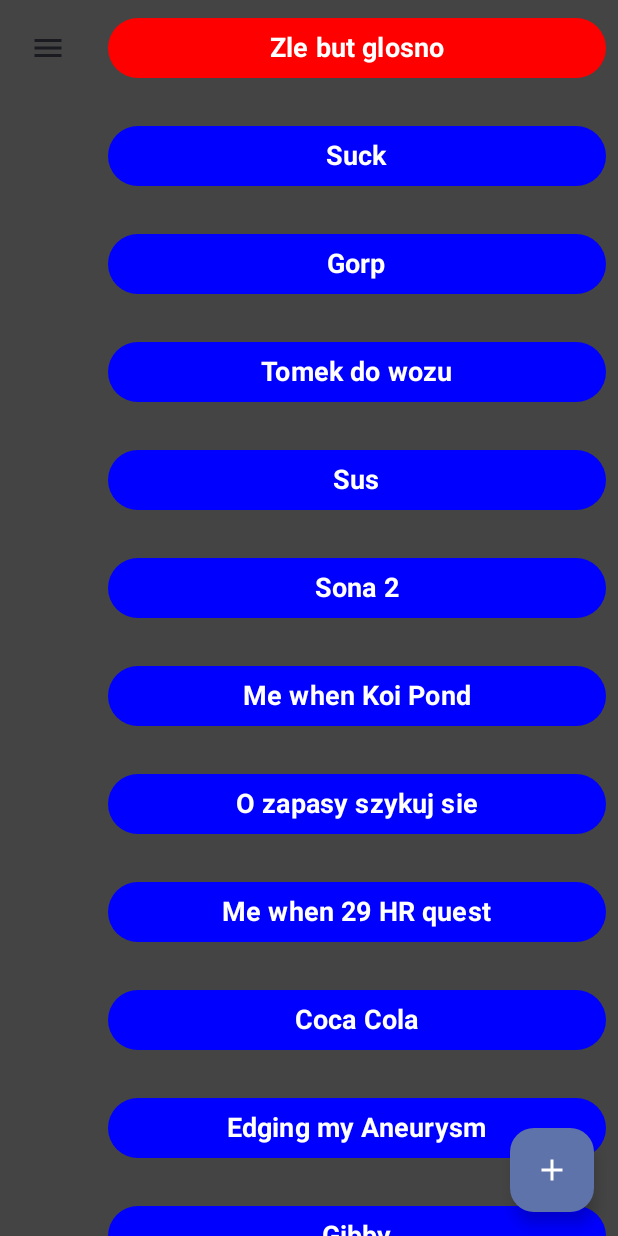
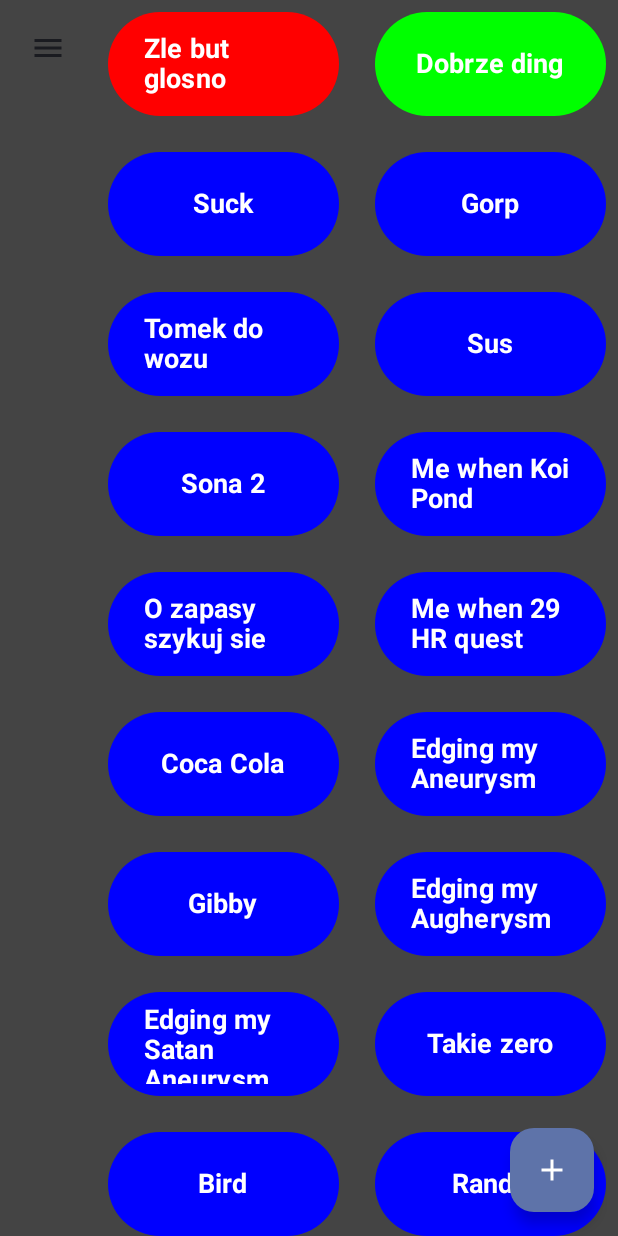
Before and after one commit to Greningas/Custom-Soundboard, an Android app built with Jetpack Compose: the composable SoundboardScreen shown on its own in the app's theme, on a phone screen of 412 x 824 dp. Run offline under Robolectric (Android 15) with nearby library versions, the light colour scheme and no system bars.

Commit message:
Added 3 more things

```diff
--- a/app/src/main/java/com/example/customsoundboard/MainActivity.kt
+++ b/app/src/main/java/com/example/customsoundboard/MainActivity.kt
@@ -19,6 +19,8 @@ import androidx.compose.ui.unit.sp
 import com.example.customsoundboard.ui.theme.CUstomSoundboardTheme
 import androidx.activity.OnBackPressedCallback
 import androidx.compose.foundation.lazy.LazyColumn
+import androidx.compose.foundation.lazy.grid.GridCells
+import androidx.compose.foundation.lazy.grid.LazyVerticalGrid
 import androidx.compose.material.icons.Icons
 import androidx.compose.material.icons.filled.Add
 import androidx.compose.material.icons.filled.Menu
@@ -114,6 +116,7 @@ fun GreetingScreen(onContinue: () -> Unit) {
 fun SoundboardScreen(playSound: (Int) -> Unit) {
     val buttonConfigs = listOf(
         ButtonConfig("Zle but glosno", R.raw.wrong, Color.Red),
+        ButtonConfig("Dobrze ding", R.raw.correct, Color.Green),
         ButtonConfig("Suck", R.raw.parrot),
         ButtonConfig("Gorp", R.raw.gorp),
         ButtonConfig("Tomek do wozu", R.raw.tomek),
@@ -130,9 +133,9 @@ fun SoundboardScreen(playSound: (Int) -> Unit) {
         ButtonConfig("Takie zero", R.raw.mati_i_domino),
         ButtonConfig("Bird", R.raw.bird_screaming_meme),
         ButtonConfig("Randy", R.raw.niggers),
-        ButtonConfig("Suck", R.raw.parrot),
-        ButtonConfig("Suck", R.raw.parrot),
-        ButtonConfig("Suck", R.raw.parrot),
+        ButtonConfig("Spock 1", R.raw.kurwa_spock_1),
+        ButtonConfig("Spock 2", R.raw.kurwa_spock_2),
+        ButtonConfig("Plecy", R.raw.dobry_sprzet),
     )
 
     Scaffold(modifier = Modifier.fillMaxSize(),
@@ -154,7 +157,7 @@ fun SoundboardScreen(playSound: (Int) -> Unit) {
                 Icon(imageVector = Icons.Filled.Menu, contentDescription = "Menu")
             }
 
-            LazyColumn(
+          /* LazyColumn(
                 modifier = Modifier
                     .weight(1f)
                     .fillMaxSize(),
@@ -162,6 +165,18 @@ fun SoundboardScreen(playSound: (Int) -> Unit) {
                 horizontalAlignment = Alignment.CenterHorizontally
             ) {
                 items(buttonConfigs.size) { index ->
+                    val config = buttonConfigs[index]
+                    SoundButton(config.text, config.soundResId, config.color, playSound) */
+
+            LazyVerticalGrid(
+                columns = GridCells.Fixed(2), // Set 2 columns
+                modifier = Modifier
+                    .weight(1f)
+                    .fillMaxSize(),
+                verticalArrangement = Arrangement.spacedBy(8.dp),
+                horizontalArrangement = Arrangement.spacedBy(8.dp)
+            ) {
+                items(buttonConfigs.size) { index -> // Directly iterate over buttonConfigs
                     val config = buttonConfigs[index]
                     SoundButton(config.text, config.soundResId, config.color, playSound)
                 }
--- a/app/src/main/java/com/example/customsoundboard/SoundButtons.kt
+++ b/app/src/main/java/com/example/customsoundboard/SoundButtons.kt
@@ -1,6 +1,7 @@
 package com.example.customsoundboard
 
 
+import androidx.compose.foundation.layout.aspectRatio
 import androidx.compose.ui.graphics.Color
 
 import androidx.compose.material3.Button
@@ -22,6 +23,7 @@ fun SoundButton(text: String, soundResId: Int, color: Color, playSound: (Int) ->
         onClick = { playSound(soundResId) }, // Call playSound with the resource ID
         modifier = Modifier
             .fillMaxWidth()
+            .aspectRatio(2f)
             .padding(8.dp),
         colors = ButtonDefaults.buttonColors(containerColor = color)
     ) {
--- /dev/null
+++ b/app/src/main/res/raw/config.kt
@@ -0,0 +1,3 @@
+package raw
+
+val config = buttonConfigs[index]
```
Also changed, not shown: 4 other files.
